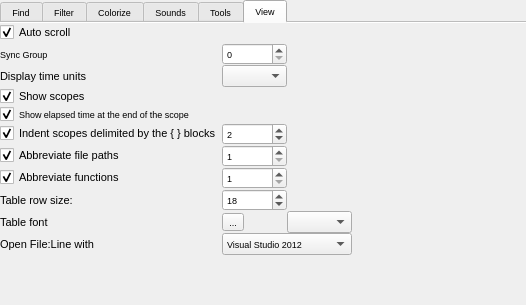
This is trace_server/widgets/logs/settingslog.ui in mojmir-svoboda/DbgToolkit as Qt 5 draws it before an edit. The edited form follows.
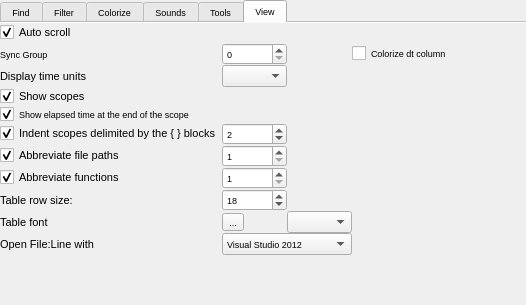
This is the edited form. The open tabs and pages were chosen to show the change. Icons and pictures are not drawn. Custom widgets are drawn as their Qt base class.

Patch:
```diff
--- a/trace_server/widgets/logs/settingslog.ui
+++ b/trace_server/widgets/logs/settingslog.ui
@@ -835,6 +835,13 @@
               </property>
              </widget>
             </item>
+            <item row="1" column="4">
+             <widget class="QCheckBox" name="dtColorizeCheckBox">
+              <property name="text">
+               <string>Colorize dt column</string>
+              </property>
+             </widget>
+            </item>
            </layout>
           </item>
          </layout>
```
